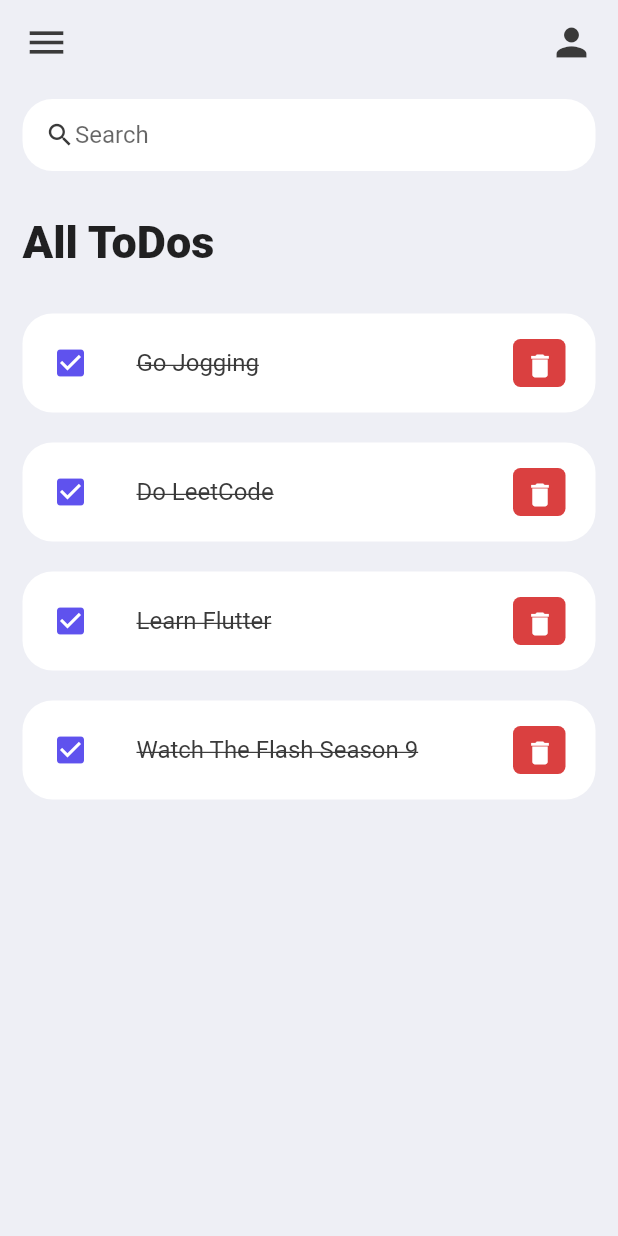
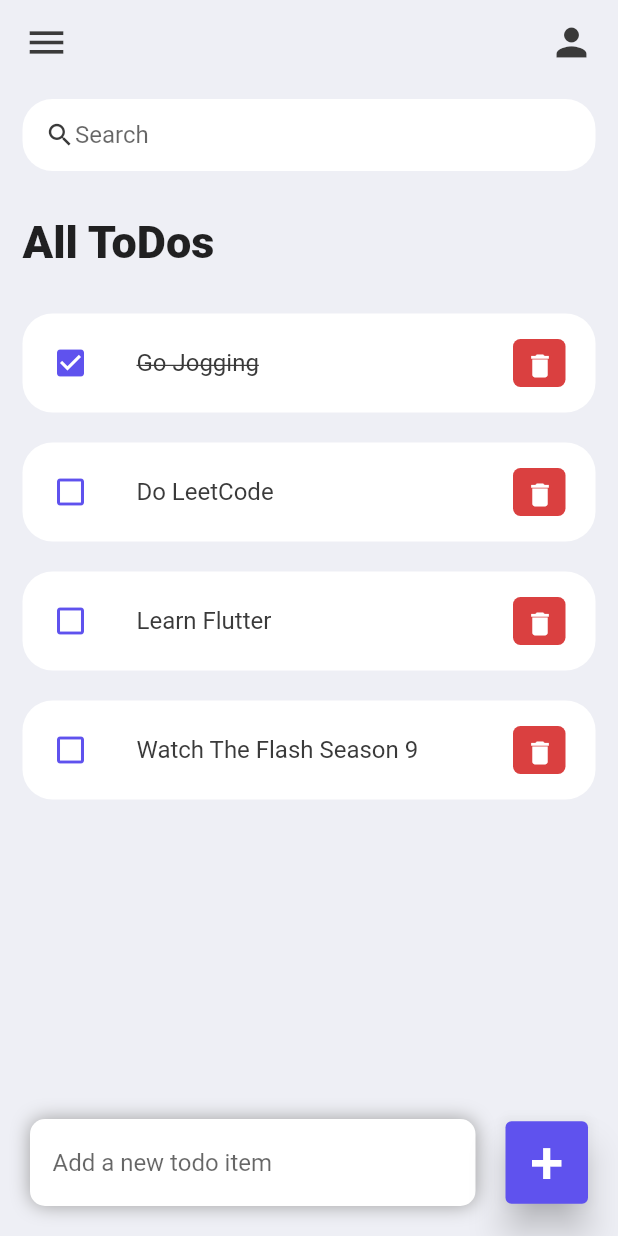
Before and after one commit to LieutPaul/Learning-Flutter, a Flutter app: the screen it shows after launch, on a phone screen of 412 x 824 dp. Run offline on Flutter 3.47's test engine with Material 2 defaults, Android fonts, the phone set to English and light mode, and no system bars.

Commit message:
Finished UI

```diff
--- a/to_do_app/lib/model/todo.dart
+++ b/to_do_app/lib/model/todo.dart
@@ -7,7 +7,7 @@ class ToDo {
 
   static List<ToDo> firstToDoList() {
     return [
-      ToDo(id: '01', todoText: "Go Jogging"),
+      ToDo(id: '01', todoText: "Go Jogging", isDone: true),
       ToDo(id: '02', todoText: "Do LeetCode"),
       ToDo(id: '03', todoText: "Learn Flutter"),
       ToDo(id: '04', todoText: "Watch The Flash Season 9"),
--- a/to_do_app/lib/screens/home.dart
+++ b/to_do_app/lib/screens/home.dart
@@ -13,7 +13,8 @@ class Home extends StatelessWidget {
     return Scaffold(
         backgroundColor: tdBGColor,
         appBar: _buildAppBar(),
-        body: Container(
+        body: Stack(children: [
+          Container(
               padding: const EdgeInsets.symmetric(horizontal: 15, vertical: 10),
               child: Column(children: [
                 _searchBox(),
@@ -33,7 +34,49 @@ class Home extends StatelessWidget {
                       )
                   ],
                 ))
-            ])));
+              ])),
+          Align(alignment: Alignment.bottomCenter, child: _addNewItem())
+        ]));
+  }
+
+  Row _addNewItem() {
+    return Row(
+      children: [
+        Expanded(
+          child: Container(
+            padding: const EdgeInsets.symmetric(horizontal: 15, vertical: 5),
+            margin: const EdgeInsets.only(bottom: 20, right: 20, left: 20),
+            decoration: BoxDecoration(
+                color: Colors.white,
+                borderRadius: BorderRadius.circular(10),
+                boxShadow: const [
+                  BoxShadow(
+                      color: Colors.grey,
+                      offset: Offset(0.0, 0.0),
+                      blurRadius: 10.0,
+                      spreadRadius: 0.0)
+                ]),
+            child: const TextField(
+              decoration: InputDecoration(
+                  hintText: "Add a new todo item", border: InputBorder.none),
+            ),
+          ),
+        ),
+        Container(
+            margin: const EdgeInsets.only(bottom: 20, right: 20),
+            child: ElevatedButton(
+              style: ElevatedButton.styleFrom(
+                  backgroundColor: tdBlue,
+                  elevation: 10,
+                  minimumSize: const Size(55, 55)),
+              onPressed: () => {},
+              child: const Text(
+                '+',
+                style: TextStyle(fontSize: 40),
+              ),
+            ))
+      ],
+    );
   }
 
   Container _searchBox() {
--- a/to_do_app/lib/widgets/todo_item.dart
+++ b/to_do_app/lib/widgets/todo_item.dart
@@ -4,6 +4,7 @@ import 'package:to_do_app/model/todo.dart';
 
 class ToDoItem extends StatelessWidget {
   final ToDo toDo;
+
   const ToDoItem({super.key, required this.toDo});
 
   @override
@@ -15,16 +16,19 @@ class ToDoItem extends StatelessWidget {
           shape:
               RoundedRectangleBorder(borderRadius: BorderRadius.circular(20)),
           tileColor: Colors.white,
-          leading: const Icon(
-            Icons.check_box,
+          leading: Icon(
+            toDo.isDone == true
+                ? Icons.check_box
+                : Icons.check_box_outline_blank,
             color: tdBlue,
           ),
           title: Text(
             toDo.todoText!,
-            style: const TextStyle(
+            style: TextStyle(
                 fontSize: 16,
                 color: tdBlack,
-                decoration: TextDecoration.lineThrough),
+                decoration:
+                    toDo.isDone == true ? TextDecoration.lineThrough : null),
           ),
           contentPadding:
               const EdgeInsets.symmetric(vertical: 5, horizontal: 20),
```
Lines whose indentation alone changed are shown as unchanged.
